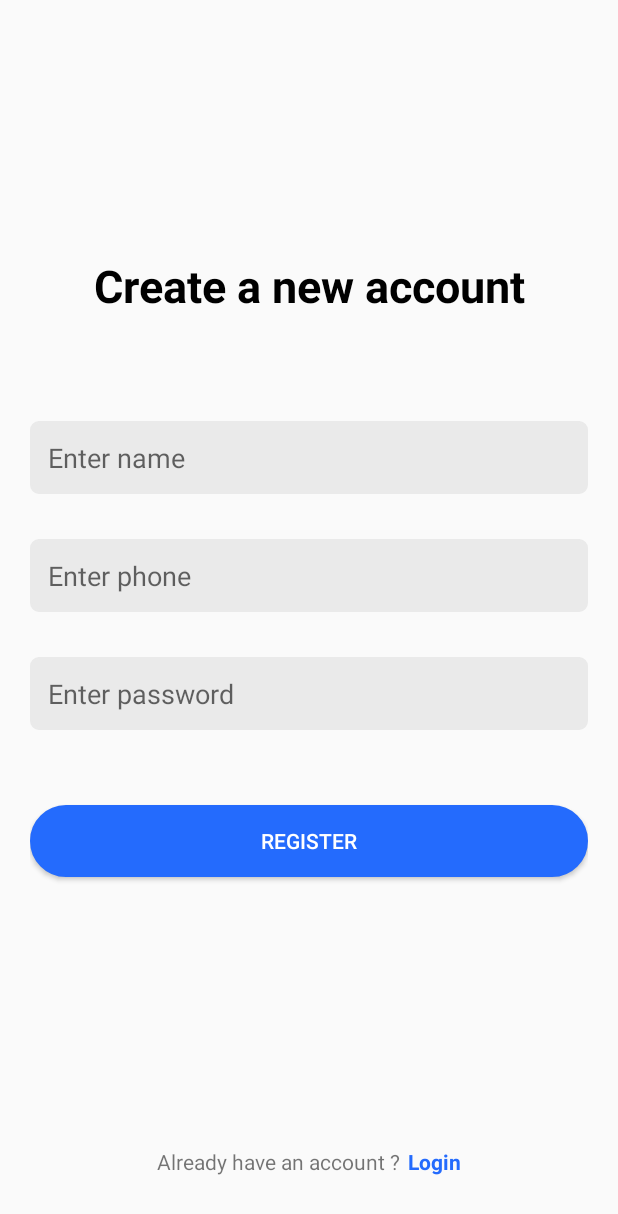
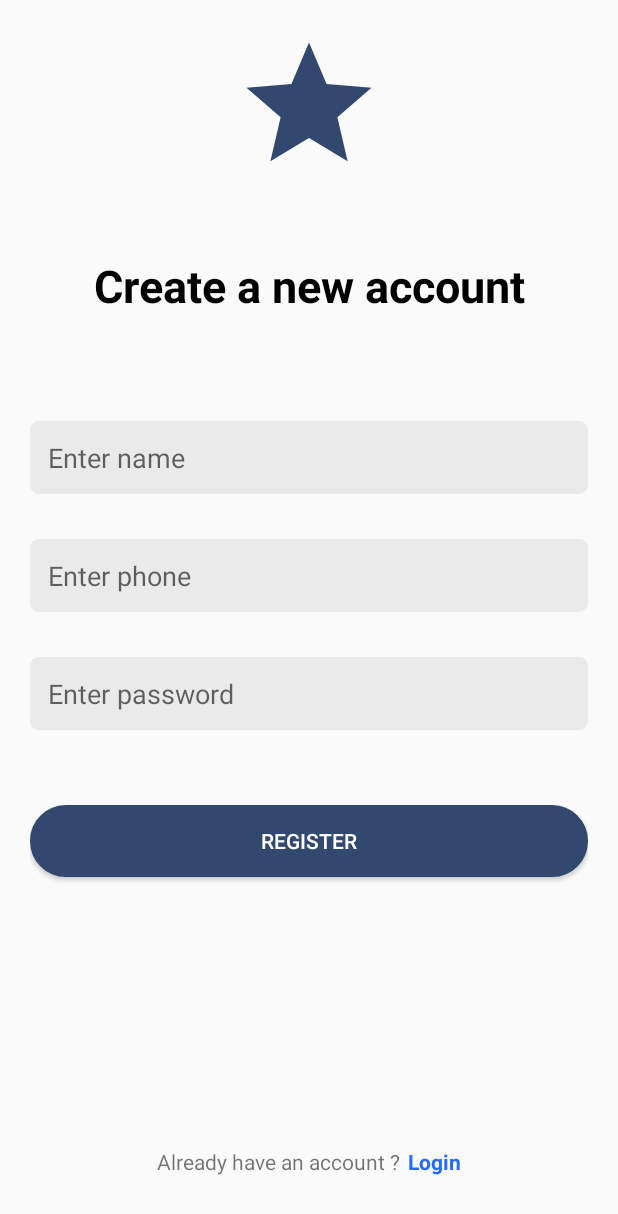
Before and after one commit to yuri-isaev/Websockets-chat, an Android app: the screen it shows after launch (MainActivity), on a phone screen of 412 x 824 dp. Shown: the top 1214 px of the screen. Run offline under Robolectric (Android 15) with nearby library versions, the phone set to English and light mode, and no system bars.

Commit message:
feat(client): user login

```diff
--- a/client/android/Chat/app/build.gradle.kts
+++ b/client/android/Chat/app/build.gradle.kts
@@ -48,8 +48,9 @@ dependencies {
   // Lifecycle libs
 	implementation("androidx.lifecycle:lifecycle-livedata-ktx:2.8.1")
 	implementation("androidx.lifecycle:lifecycle-viewmodel-ktx:2.8.1")
+  implementation("com.google.firebase:firebase-messaging-ktx:24.0.0")
 
-	// Test libs
+  // Test libs
 	testImplementation("junit:junit:4.13.2")
 	androidTestImplementation("androidx.test.ext:junit:1.1.5")
 	androidTestImplementation("androidx.test.espresso:espresso-core:3.5.1")
--- a/client/android/Chat/app/src/main/java/com/isaev/chat/domain/contracts/ApiService.kt
+++ b/client/android/Chat/app/src/main/java/com/isaev/chat/domain/contracts/ApiService.kt
@@ -1,12 +1,19 @@
 package com.isaev.chat.domain.contracts
 
-import com.isaev.chat.domain.models.*
+import com.isaev.chat.domain.dto.*
 import retrofit2.Call
 import retrofit2.http.Body
+import retrofit2.http.Header
 import retrofit2.http.POST
 
 interface ApiService {
 
   @POST("Registration")
   fun registerUser(@Body request: RegisterRequest): Call<ServerResponse>
+
+  @POST("/login")
+  fun login(@Body requestBody: Map<String, String>): Call<LoginResponse>
+
+  @POST("/saveFCMToken")
+  fun saveToken(@Header("Authorization") token: String, @Body requestBody: Map<String, String>): Call<Void>
 }
--- a/client/android/Chat/app/src/main/java/com/isaev/chat/domain/models/RegisterRequest.kt
+++ b/client/android/Chat/app/src/main/java/com/isaev/chat/domain/dto/RegisterRequest.kt
@@ -1,4 +1,4 @@
-package com.isaev.chat.domain.models
+package com.isaev.chat.domain.dto
 
 data class RegisterRequest(
   val userName: String,
--- a/client/android/Chat/app/src/main/java/com/isaev/chat/domain/models/ServerResponse.kt
+++ b/client/android/Chat/app/src/main/java/com/isaev/chat/domain/dto/ServerResponse.kt
@@ -1,4 +1,4 @@
-package com.isaev.chat.domain.models
+package com.isaev.chat.domain.dto
 
 class ServerResponse {
   lateinit var status: String
--- a/client/android/Chat/app/src/main/java/com/isaev/chat/presentation/authentication/RegisterFragment.kt
+++ b/client/android/Chat/app/src/main/java/com/isaev/chat/presentation/authentication/RegisterFragment.kt
@@ -6,6 +6,7 @@ import android.view.*
 import android.widget.*
 import androidx.fragment.app.*
 import androidx.lifecycle.Observer
+import androidx.navigation.fragment.findNavController
 import com.isaev.chat.R
 import com.isaev.chat.utils.*
 
@@ -14,7 +15,8 @@ class RegisterFragment : Fragment() {
   private lateinit var name: EditText
   private lateinit var phone: EditText
   private lateinit var password: EditText
-  private lateinit var register: Button
+  private lateinit var btnRegister: Button
+  private lateinit var layoutLogin: RelativeLayout
   private lateinit var apiUrlPreference: ApiUrlPreference
   private val registerViewModel: RegisterViewModel by viewModels()
 
@@ -29,10 +31,15 @@ class RegisterFragment : Fragment() {
     name = view.findViewById(R.id.etName)
     phone = view.findViewById(R.id.etPhone)
     password = view.findViewById(R.id.etPassword)
-    register = view.findViewById(R.id.btnRegister)
+    btnRegister = view.findViewById(R.id.btnRegister)
+    layoutLogin = view.findViewById(R.id.layoutLogin)
 
-    register.setOnClickListener {
-      register.isEnabled = false
+    layoutLogin.setOnClickListener {
+      findNavController().navigate(R.id.action_registerFragment_to_loginFragment)
+    }
+
+    btnRegister.setOnClickListener {
+      btnRegister.isEnabled = false
       registerViewModel.registerUser(
         requireContext(),
         name.text.toString(),
@@ -43,7 +50,7 @@ class RegisterFragment : Fragment() {
     }
 
     registerViewModel.registerResult.observe(viewLifecycleOwner, Observer { response ->
-      register.isEnabled = true
+      btnRegister.isEnabled = true
       if (response.status == "success") {
         Toaster.showAlert(requireContext(), "Registered", response.message)
       } else {
@@ -52,7 +59,7 @@ class RegisterFragment : Fragment() {
     })
 
     registerViewModel.error.observe(viewLifecycleOwner, Observer { errorMessage ->
-      register.isEnabled = true
+      btnRegister.isEnabled = true
       Log.e("Log", "error = $errorMessage")
       Toaster.showAlert(requireContext(), "Error", errorMessage)
     })
--- a/client/android/Chat/app/src/main/java/com/isaev/chat/presentation/authentication/RegisterViewModel.kt
+++ b/client/android/Chat/app/src/main/java/com/isaev/chat/presentation/authentication/RegisterViewModel.kt
@@ -3,7 +3,7 @@ package com.isaev.chat.presentation.authentication
 import android.content.Context
 import androidx.lifecycle.*
 import com.isaev.chat.domain.contracts.ApiService
-import com.isaev.chat.domain.models.*
+import com.isaev.chat.domain.dto.*
 import com.isaev.chat.domain.providers.RetrofitClient
 import com.isaev.chat.utils.ApiUrlPreference
 import retrofit2.Call
@@ -13,9 +13,9 @@ import retrofit2.Response
 class RegisterViewModel : ViewModel() {
 
   private val _registerResult = MutableLiveData<ServerResponse>()
+  private val _error = MutableLiveData<String>()
+
   val registerResult: LiveData<ServerResponse> get() = _registerResult
-
-  private val _error = MutableLiveData<String>()
   val error: LiveData<String> get() = _error
 
   fun registerUser(ctx: Context, name: String, phone: String, password: String, preferences: ApiUrlPreference) {
--- /dev/null
+++ b/client/android/Chat/app/src/main/res/drawable/ic_blue_star.xml
@@ -0,0 +1,10 @@
+<vector xmlns:android="http://schemas.android.com/apk/res/android"
+    android:width="24dp"
+    android:height="24dp"
+    android:tint="#32486F"
+    android:viewportWidth="24"
+    android:viewportHeight="24">
+  <path
+      android:fillColor="@android:color/white"
+      android:pathData="M12,17.27L18.18,21l-1.64,-7.03L22,9.24l-7.19,-0.61L12,2 9.19,8.63 2,9.24l5.46,4.73L5.82,21z" />
+</vector>
--- a/client/android/Chat/app/src/main/res/drawable/rounded_corners_btn.xml
+++ b/client/android/Chat/app/src/main/res/drawable/rounded_corners_btn.xml
@@ -3,22 +3,22 @@
   <item android:state_pressed="true">
     <shape android:shape="rectangle">
       <corners android:radius="50dip" />
-            <stroke android:width="1dip" android:color="@color/colorPrimary" />
-            <gradient android:angle="-90" android:endColor="@color/colorPrimary" android:startColor="@color/colorPrimaryDark" />
+      <stroke android:width="1dip" android:color="#32486F" />
+      <gradient android:angle="-90" android:endColor="#32486F" android:startColor="#32486F" />
     </shape>
   </item>
   <item android:state_focused="true">
     <shape android:shape="rectangle">
       <corners android:radius="50dip" />
-            <stroke android:width="1dip" android:color="@color/colorPrimary" />
-            <solid android:color="@color/colorPrimary" />
+      <stroke android:width="1dip" android:color="#32486F" />
+      <solid android:color="#32486F" />
     </shape>
   </item>
   <item>
     <shape android:shape="rectangle">
       <corners android:radius="50dip" />
-            <stroke android:width="1dip" android:color="@color/colorPrimary" />
-            <gradient android:angle="-90" android:endColor="@color/colorPrimary" android:startColor="@color/colorPrimaryDark" />
+      <stroke android:width="1dip" android:color="#32486F" />
+      <gradient android:angle="-90" android:endColor="#32486F" android:startColor="#32486F" />
     </shape>
   </item>
 </selector>
--- a/client/android/Chat/app/src/main/res/layout/fragment_register.xml
+++ b/client/android/Chat/app/src/main/res/layout/fragment_register.xml
@@ -10,7 +10,8 @@
         android:id="@+id/logo"
         android:layout_width="100dp"
         android:layout_height="100dp"
-        android:layout_centerHorizontal="true" />
+        android:layout_centerHorizontal="true"
+        android:src="@drawable/ic_blue_star" />
 
     <TextView
         android:id="@+id/heading"
--- a/client/android/Chat/app/src/main/res/navigation/nav_graph.xml
+++ b/client/android/Chat/app/src/main/res/navigation/nav_graph.xml
@@ -4,9 +4,23 @@
     xmlns:tools="http://schemas.android.com/tools"
     app:startDestination="@id/registerFragment">
 
-    <fragment
-        android:id="@+id/registerFragment"
-        android:name="com.isaev.chat.presentation.authentication.RegisterFragment"
-        android:label="Register"
-        tools:layout="@layout/fragment_register" />
+  <fragment
+      android:id="@+id/registerFragment"
+      android:name="com.isaev.chat.presentation.authentication.RegisterFragment"
+      android:label="Register"
+      tools:layout="@layout/fragment_register">
+    <action
+        android:id="@+id/action_registerFragment_to_loginFragment"
+        app:destination="@id/loginFragment" />
+  </fragment>
+
+  <fragment
+      android:id="@+id/loginFragment"
+      android:name="com.isaev.chat.presentation.authentication.LoginFragment"
+      android:label="Login"
+      tools:layout="@layout/fragment_login">
+    <action
+        android:id="@+id/action_loginFragment_to_registerFragment"
+        app:destination="@id/registerFragment" />
+  </fragment>
 </navigation>
--- a/client/android/Chat/app/src/main/res/values-night/strings.xml
+++ b/client/android/Chat/app/src/main/res/values-night/strings.xml
@@ -3,4 +3,6 @@
     <string name="already_have_an_account">Already have an account ?</string>
     <string name="create_a_new_account">Create a new account</string>
     <string name="login">Login</string>
+    <string name="login_to_your_account">Login to your account</string>
+    <string name="don_t_have_an_account">Don\'t have an account ?</string>
 </resources>
--- a/client/android/Chat/app/src/main/res/values/strings.xml
+++ b/client/android/Chat/app/src/main/res/values/strings.xml
@@ -9,4 +9,6 @@
     <string name="already_have_an_account">Already have an account ?</string>
     <string name="create_a_new_account">Create a new account</string>
     <string name="login">Login</string>
+    <string name="login_to_your_account">Login to your account</string>
+    <string name="don_t_have_an_account">Don\'t have an account ?</string>
 </resources>
```
Also changed, not shown: client/android/Chat/app/src/main/java/com/isaev/chat/domain/dto/LoginResponse.kt (added, +10 -0 lines), client/android/Chat/app/src/main/java/com/isaev/chat/domain/models/User.kt (added, +10 -0 lines), client/android/Chat/app/src/main/java/com/isaev/chat/domain/models/UserContact.kt (added, +10 -0 lines), client/android/Chat/app/src/main/java/com/isaev/chat/presentation/authentication/LoginFragment.kt (added, +70 -0 lines), client/android/Chat/app/src/main/java/com/isaev/chat/presentation/authentication/LoginViewModel.kt (added, +62 -0 lines), client/android/Chat/app/src/main/java/com/isaev/chat/utils/ApiUrlPreference.kt (+10 -0 lines), client/android/Chat/app/src/main/res/drawable/rounded_corners_blue_btn.xml (added, +24 -0 lines), client/android/Chat/app/src/main/res/layout/fragment_login.xml (added, +86 -0 lines). Lines whose indentation alone changed are shown as unchanged.
